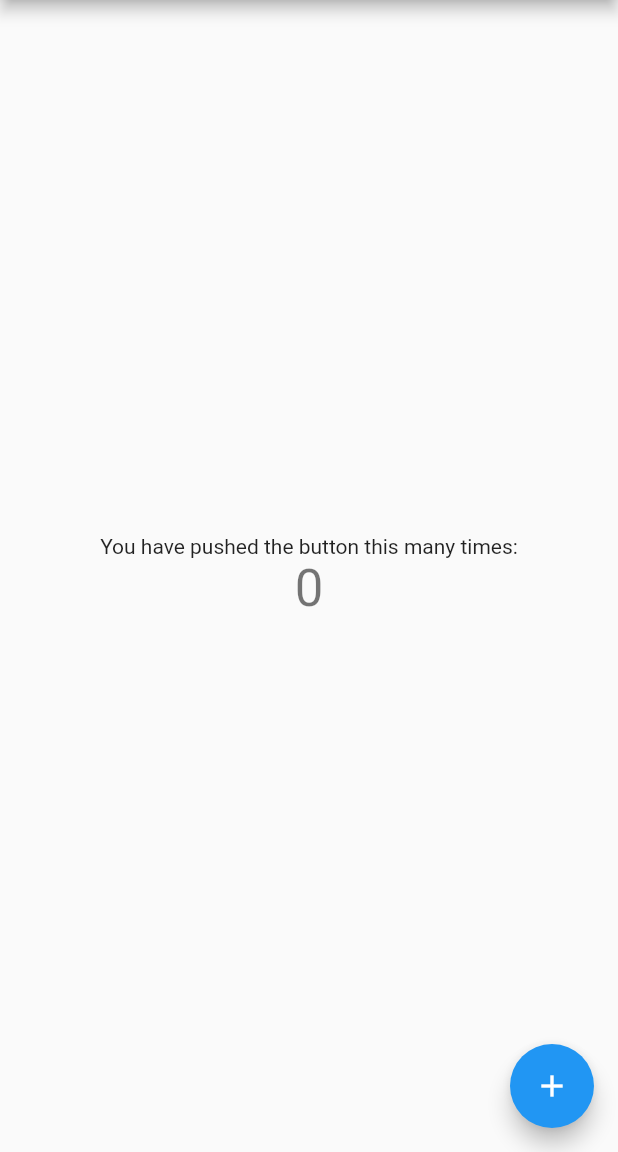
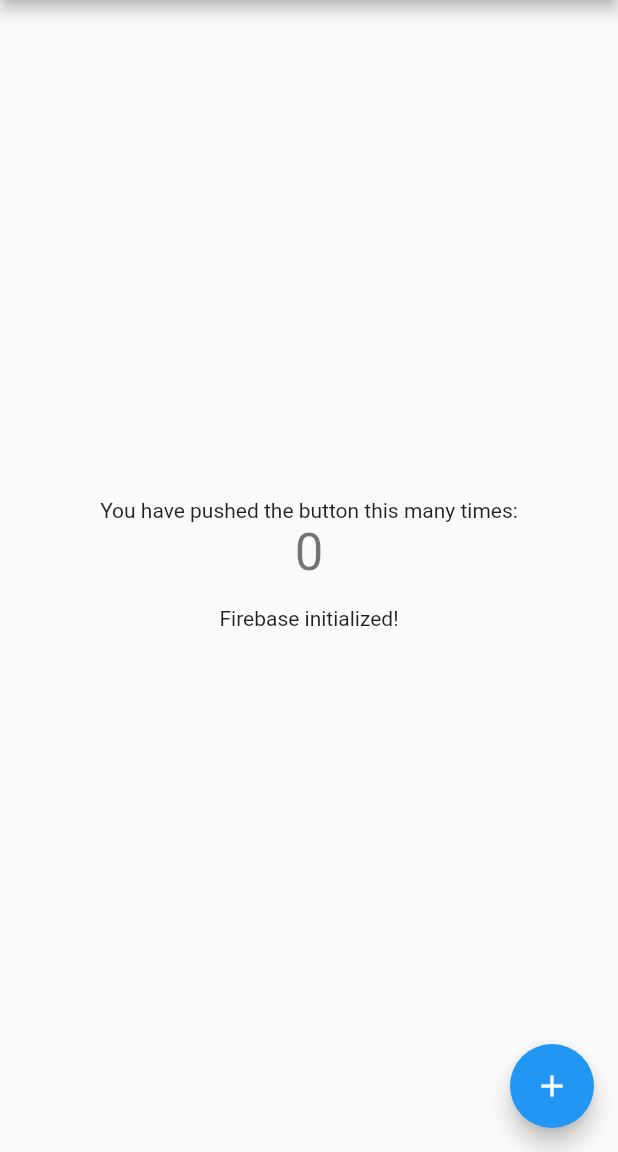
Before and after one commit to JosephFuge/quizapp, a Flutter app: the screen it shows after launch, on a phone screen of 412 x 824 dp, the part 84-1236 px from its top. Run offline on Flutter 3.47's test engine with Material 2 defaults, Android fonts, the phone set to English and light mode, and no system bars; our stand-ins replace firebase_core; accounts and stored records are empty.

Commit message:
Setup project for firebase connections and google signin.

```diff
--- a/lib/main.dart
+++ b/lib/main.dart
@@ -1,4 +1,5 @@
 import 'package:flutter/material.dart';
+import 'package:firebase_core/firebase_core.dart';
 
 void main() {
   runApp(const MyApp());
@@ -31,16 +32,6 @@ class MyApp extends StatelessWidget {
 
 class MyHomePage extends StatefulWidget {
   const MyHomePage({super.key, required this.title});
-
-  // This widget is the home page of your application. It is stateful, meaning
-  // that it has a State object (defined below) that contains fields that affect
-  // how it looks.
-
-  // This class is the configuration for the state. It holds the values (in this
-  // case the title) provided by the parent (in this case the App widget) and
-  // used by the build method of the State. Fields in a Widget subclass are
-  // always marked "final".
-
   final String title;
 
   @override
@@ -49,50 +40,22 @@ class MyHomePage extends StatefulWidget {
 
 class _MyHomePageState extends State<MyHomePage> {
   int _counter = 0;
+  final Future<FirebaseApp> _initialization = Firebase.initializeApp();
 
   void _incrementCounter() {
     setState(() {
-      // This call to setState tells the Flutter framework that something has
-      // changed in this State, which causes it to rerun the build method below
-      // so that the display can reflect the updated values. If we changed
-      // _counter without calling setState(), then the build method would not be
-      // called again, and so nothing would appear to happen.
       _counter++;
     });
   }
 
   @override
   Widget build(BuildContext context) {
-    // This method is rerun every time setState is called, for instance as done
-    // by the _incrementCounter method above.
-    //
-    // The Flutter framework has been optimized to make rerunning build methods
-    // fast, so that you can just rebuild anything that needs updating rather
-    // than having to individually change instances of widgets.
     return Scaffold(
       appBar: AppBar(
-        // Here we take the value from the MyHomePage object that was created by
-        // the App.build method, and use it to set our appbar title.
         title: Text(widget.title),
       ),
       body: Center(
-        // Center is a layout widget. It takes a single child and positions it
-        // in the middle of the parent.
         child: Column(
-          // Column is also a layout widget. It takes a list of children and
-          // arranges them vertically. By default, it sizes itself to fit its
-          // children horizontally, and tries to be as tall as its parent.
-          //
-          // Invoke "debug painting" (press "p" in the console, choose the
-          // "Toggle Debug Paint" action from the Flutter Inspector in Android
-          // Studio, or the "Toggle Debug Paint" command in Visual Studio Code)
-          // to see the wireframe for each widget.
-          //
-          // Column has various properties to control how it sizes itself and
-          // how it positions its children. Here we use mainAxisAlignment to
-          // center the children vertically; the main axis here is the vertical
-          // axis because Columns are vertical (the cross axis would be
-          // horizontal).
           mainAxisAlignment: MainAxisAlignment.center,
           children: <Widget>[
             const Text(
@@ -102,6 +65,23 @@ class _MyHomePageState extends State<MyHomePage> {
               '$_counter',
               style: Theme.of(context).textTheme.headlineMedium,
             ),
+            Padding(
+              padding: const EdgeInsets.symmetric(
+                vertical: 16.0,
+              ),
+              child: FutureBuilder(
+                future: _initialization,
+                builder: (context, snapshot) {
+                  if (snapshot.hasData) {
+                    return const Text('Firebase initialized!');
+                  } else if (snapshot.hasError) {
+                    return const Text('Could not initialize Firebase.');
+                  } else {
+                    return const Text('Initializing Firebase...');
+                  }
+                },
+              ),
+            ),
           ],
         ),
       ),
@@ -109,7 +89,7 @@ class _MyHomePageState extends State<MyHomePage> {
         onPressed: _incrementCounter,
         tooltip: 'Increment',
         child: const Icon(Icons.add),
-      ), // This trailing comma makes auto-formatting nicer for build methods.
+      ),
     );
   }
 }
--- a/pubspec.yaml
+++ b/pubspec.yaml
@@ -35,6 +35,12 @@ dependencies:
   # The following adds the Cupertino Icons font to your application.
   # Use with the CupertinoIcons class for iOS style icons.
   cupertino_icons: ^1.0.2
+
+  firebase_core: 2.10.0
+  cloud_firestore: 4.5.2
+  firebase_auth: 4.4.2
+
+
 
 dev_dependencies:
   flutter_test:
```
Also changed, not shown: pubspec.lock, 4 other files.
